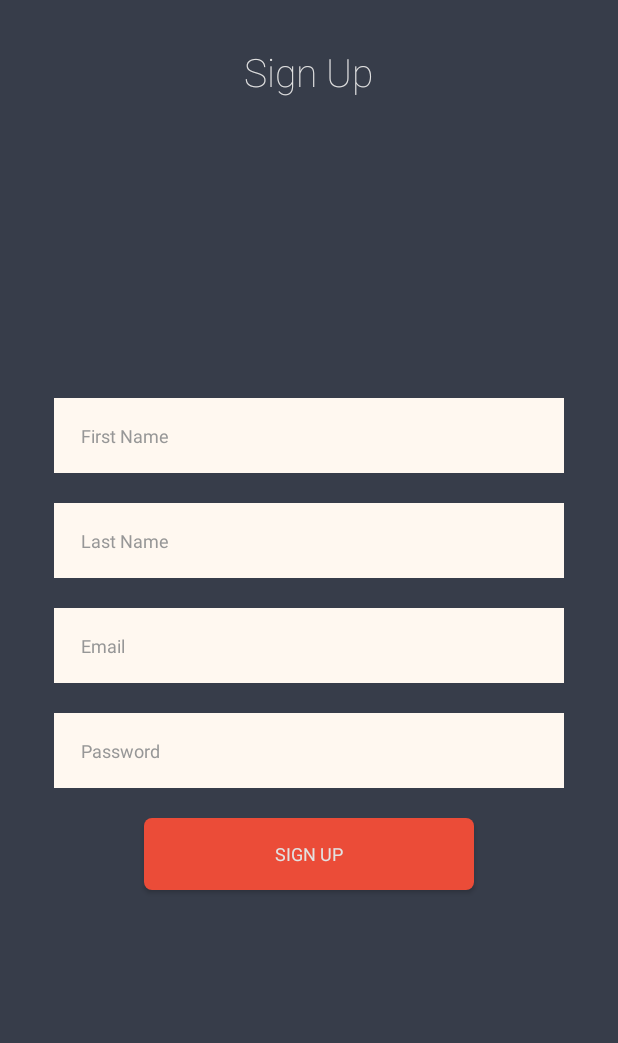
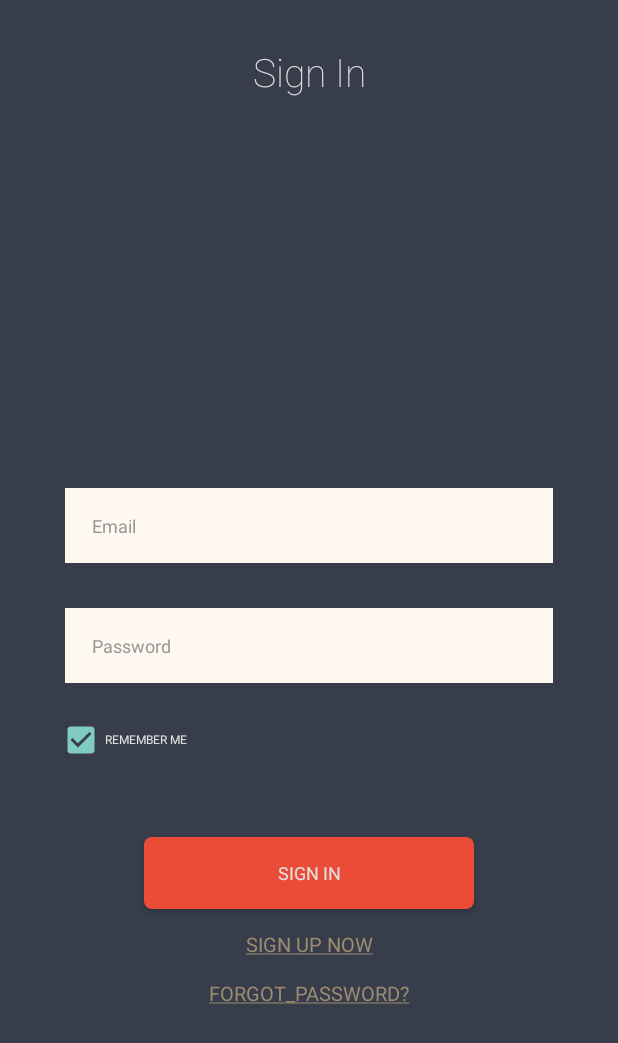
Before and after one commit to sonminh162/android_layout_practice_seven_linkSomeScreen, an Android app: the screen it shows after launch (MainActivity before the commit, LoginScreen after it), on a phone screen of 412 x 824 dp. Shown: the top 1043 px of the screen. Run offline under Robolectric (Android 15) with nearby library versions, the phone set to English and light mode, and no system bars.

Commit message:
'fix-comment-clean-code'

```diff
--- a/app/src/main/java/com/lifetime/layout_practice_seven_linksomelayout/TempStep.java
+++ b/app/src/main/java/com/lifetime/layout_practice_seven_linksomelayout/LoginScreen.java
@@ -10,8 +10,9 @@ import android.widget.Toast;
 
 import androidx.appcompat.app.AppCompatActivity;
 
-public class TempStep extends AppCompatActivity {
+public class LoginScreen extends AppCompatActivity {
 
+    TextView signUp;
     Button signIn;
     TextView email;
     TextView password;
@@ -24,32 +25,38 @@ public class TempStep extends AppCompatActivity {
         super.onCreate(savedInstanceState);
         setContentView(R.layout.login_screen);
 
+        signUp = findViewById(R.id.sign_up);
         signIn = findViewById(R.id.sign_in);
         email = findViewById(R.id.email);
         password = findViewById(R.id.password);
-
-        inputEmail = email.getText().toString();
-        inputPassword = password.getText().toString();
 
         sharedPreferences = getSharedPreferences("dataSignUp",MODE_PRIVATE);
 
         signIn.setOnClickListener(new View.OnClickListener() {
             @Override
             public void onClick(View view) {
-                boolean emailValid = email.getText().toString().equals(sharedPreferences.getString("email","") );
-                boolean passwordValid = password.getText().toString().equals(sharedPreferences.getString("password",""));
+                inputEmail = email.getText().toString();
+                inputPassword = password.getText().toString();
+                String emailInData = sharedPreferences.getString("email","");
+                boolean emailValid = inputEmail.equals(emailInData);
+                boolean passwordValid = inputPassword.equals(sharedPreferences.getString("password",""));
                 if(emailValid && passwordValid) {
-                    Intent intent = new Intent(TempStep.this, WelcomeGiaoSu.class);
+                    Intent intent = new Intent(LoginScreen.this, WelcomeScreen.class);
                     startActivity(intent);
                 }else{
-                    Toast.makeText(TempStep.this, "Failed", Toast.LENGTH_SHORT).show();
+                    Toast.makeText(LoginScreen.this, "Failed", Toast.LENGTH_SHORT).show();
                 }
             }
         });
+
+        signUp.setOnClickListener(new View.OnClickListener() {
+            @Override
+            public void onClick(View view) {
+                Intent intent = new Intent(LoginScreen.this, SignUpScreen.class);
+                startActivity(intent);
+            }
+        });
+
     }
 
-    public void onClick(View view) {
-        Intent intent = new Intent(TempStep.this,MainActivity.class);
-        startActivity(intent);
-    }
 }
--- a/app/src/main/java/com/lifetime/layout_practice_seven_linksomelayout/WelcomeGiaoSu.java
+++ b/app/src/main/java/com/lifetime/layout_practice_seven_linksomelayout/WelcomeScreen.java
@@ -6,7 +6,7 @@ import android.os.Handler;
 
 import androidx.appcompat.app.AppCompatActivity;
 
-public class WelcomeGiaoSu extends AppCompatActivity {
+public class WelcomeScreen extends AppCompatActivity {
 
     private static int SPLASH_TIME_OUT = 2500;
 
@@ -18,7 +18,7 @@ public class WelcomeGiaoSu extends AppCompatActivity {
         new Handler().postDelayed(new Runnable() {
             @Override
             public void run() {
-                Intent intent = new Intent(WelcomeGiaoSu.this,TempStep.class);
+                Intent intent = new Intent(WelcomeScreen.this, LoginScreen.class);
                 startActivity(intent);
                 finish();
             }
--- a/app/src/main/res/drawable/sign_in_box.xml
+++ b/app/src/main/res/drawable/sign_in_box.xml
@@ -1,4 +1,4 @@
-<selector xmlns:tools="http://schemas.android.com/tools" xmlns:android="http://schemas.android.com/apk/res/android">
+<selector xmlns:android="http://schemas.android.com/apk/res/android">
     <!--released state. -->
     <item>
         <shape android:shape="rectangle">
--- a/app/src/main/res/layout/activity_main.xml
+++ b/app/src/main/res/layout/activity_main.xml
@@ -5,7 +5,7 @@
     android:layout_width="match_parent"
     android:layout_height="match_parent"
     android:background="@color/cloudBurst"
-    tools:context=".MainActivity">
+    tools:context=".SignUpScreen">
 
     <ImageView
         android:id="@+id/background"
--- a/app/src/main/res/layout/login_screen.xml
+++ b/app/src/main/res/layout/login_screen.xml
@@ -50,8 +50,8 @@
         android:hint="@string/password"
         android:background="@color/seashell"
         android:layout_marginTop="@dimen/dp30"
-        android:layout_width="0dp"
-        android:layout_height="50dp"
+        android:layout_width="@dimen/dp0"
+        android:layout_height="@dimen/dp50"
         app:layout_constraintEnd_toEndOf="@id/email"
         app:layout_constraintStart_toStartOf="@id/email"
         android:id="@+id/password"
@@ -71,9 +71,7 @@
         android:id="@+id/checkBox"
         android:layout_width="wrap_content"
         android:layout_height="wrap_content"
-        android:text="@string/remember_me"
-        tools:layout_editor_absoluteX="43dp"
-        tools:layout_editor_absoluteY="477dp" />
+        android:text="@string/remember_me" />
 
     <Button
         android:textSize="@dimen/sp12"
@@ -81,7 +79,7 @@
         android:textColor="@color/gainSbroro"
         android:background="@drawable/sign_in_box"
         android:id="@+id/sign_in"
-        android:layout_width="220dp"
+        android:layout_width="@dimen/dp220"
         android:layout_height="wrap_content"
         android:text="@string/sign_in_button"
         app:layout_constraintBottom_toBottomOf="parent"
@@ -91,8 +89,6 @@
         app:layout_constraintVertical_bias="0.32" />
 
     <TextView
-        android:clickable="true"
-        android:onClick="onClick"
         android:id="@+id/sign_up"
         android:fontFamily="sans-serif"
         android:textSize="@dimen/sp13"
--- a/app/src/main/res/values/dimen.xml
+++ b/app/src/main/res/values/dimen.xml
@@ -62,6 +62,7 @@
     <dimen name="dp320">320dp</dimen>
     <dimen name="dp330">330dp</dimen>
     <dimen name="dp340">340dp</dimen>
+    <dimen name="dp220">220dp</dimen>
     <!--////////////////-->
     <dimen name="sp1">1sp</dimen>
     <dimen name="sp2">2sp</dimen>
```
Also changed, not shown: app/src/main/AndroidManifest.xml (+4 -12 lines), app/src/main/java/com/lifetime/layout_practice_seven_linksomelayout/Constant.java (added, +9 -0 lines), app/src/main/java/com/lifetime/layout_practice_seven_linksomelayout/MainActivity.java (deleted, +0 -175 lines), app/src/main/java/com/lifetime/layout_practice_seven_linksomelayout/SignUpScreen.java (added, +160 -0 lines), app/src/main/res/values/strings.xml (+15 -0 lines).
